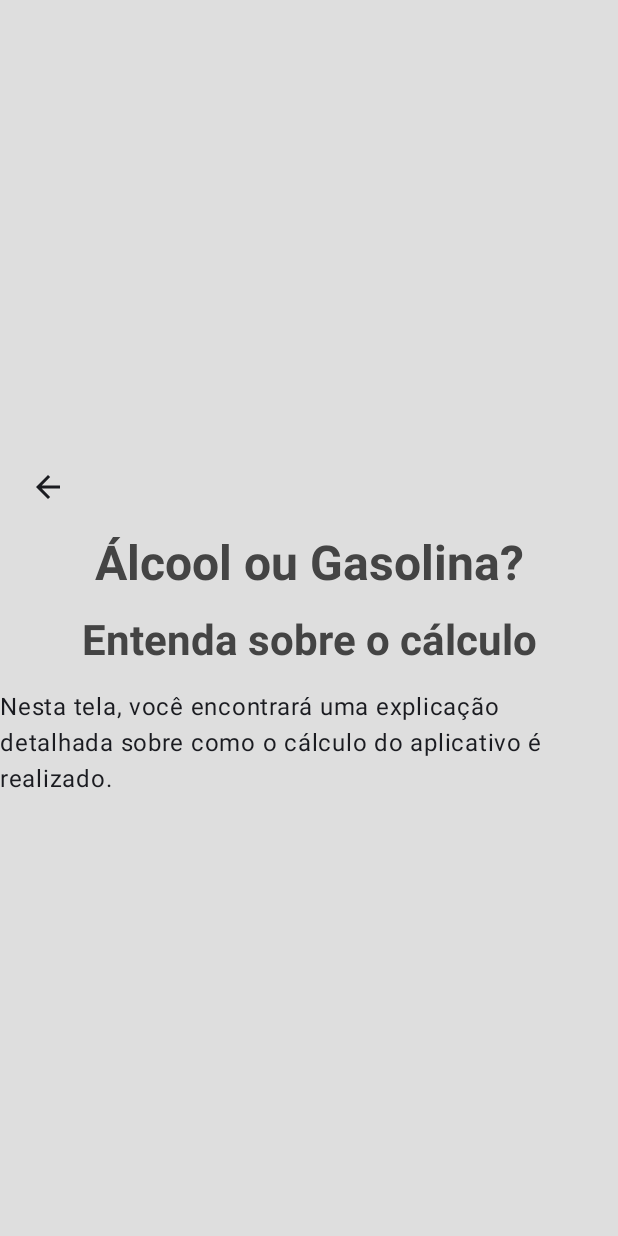
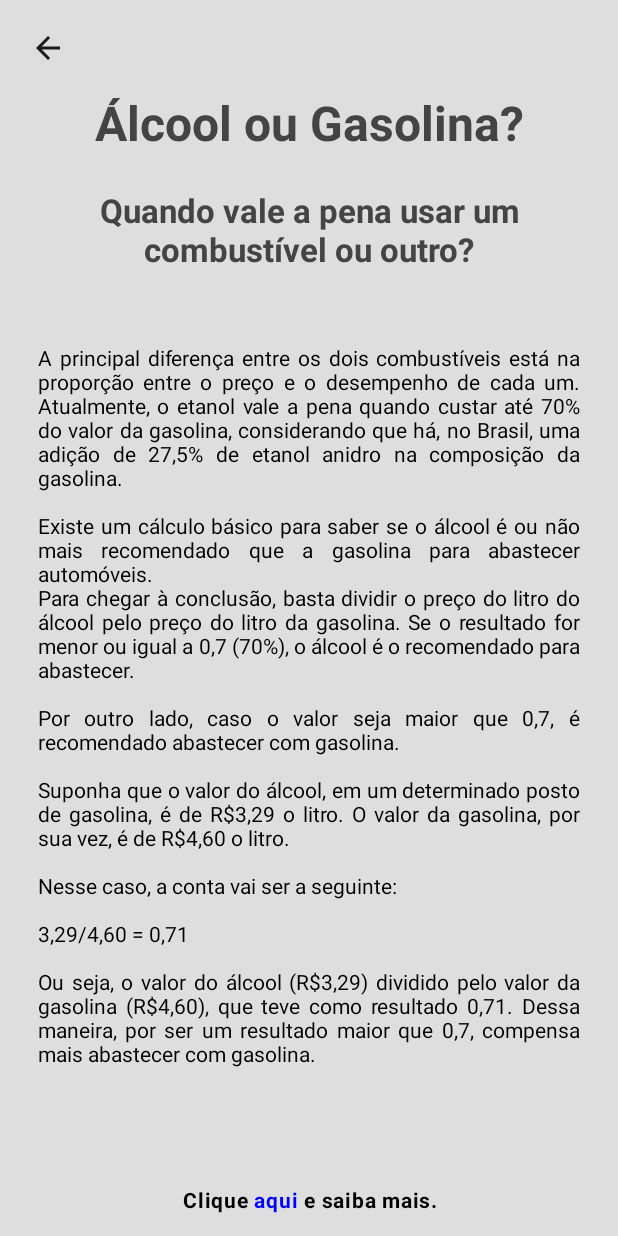
Before and after one commit to wgermanoribeiro/Alcool-ou-Gasolina, an Android app built with Jetpack Compose: the EntendaSobreOCalculoScreen screen opened through its navigation route, on a phone screen of 412 x 824 dp. Run offline under Robolectric (Android 15) with nearby library versions, the phone set to English and light mode, and no system bars.

Commit message:
- Configurada a tela EntendaSobreOCalculoScreen.kt, - Adicionado o verticalscroll na MainActivity.kt

```diff
--- a/app/src/main/java/br/com/germanoribeiro/alcoolougasolina/EntendaSobreOCalculoScreen.kt
+++ b/app/src/main/java/br/com/germanoribeiro/alcoolougasolina/EntendaSobreOCalculoScreen.kt
@@ -1,10 +1,13 @@
 package br.com.germanoribeiro.alcoolougasolina
 
 import androidx.compose.foundation.background
+import androidx.compose.foundation.clickable
 import androidx.compose.foundation.layout.Arrangement
 import androidx.compose.foundation.layout.Column
 import androidx.compose.foundation.layout.fillMaxSize
 import androidx.compose.foundation.layout.padding
+import androidx.compose.foundation.rememberScrollState
+import androidx.compose.foundation.verticalScroll
 import androidx.compose.material.icons.Icons
 import androidx.compose.material.icons.automirrored.filled.ArrowBack
 import androidx.compose.material3.Icon
@@ -14,19 +17,27 @@ import androidx.compose.runtime.Composable
 import androidx.compose.ui.Alignment
 import androidx.compose.ui.Modifier
 import androidx.compose.ui.graphics.Color
+import androidx.compose.ui.platform.LocalUriHandler
+import androidx.compose.ui.text.SpanStyle
 import androidx.compose.ui.text.TextStyle
+import androidx.compose.ui.text.buildAnnotatedString
 import androidx.compose.ui.text.font.FontWeight
+import androidx.compose.ui.text.style.TextAlign
+import androidx.compose.ui.text.withStyle
 import androidx.compose.ui.unit.dp
 import androidx.compose.ui.unit.sp
 import androidx.navigation.NavController
 
 @Composable
 fun EntendaSobreOCalculoScreen(navController: NavController) {
+	val scrollState = rememberScrollState()
+
 	Column(
 		Modifier
 			.background(color = Color(222, 222, 222, 255))
-			.fillMaxSize(),
-		verticalArrangement = Arrangement.Center,
+			.fillMaxSize()
+			.verticalScroll(scrollState),
+		//verticalArrangement = Arrangement.Center,
 		horizontalAlignment = Alignment.CenterHorizontally
 	){
 		IconButton(
@@ -55,17 +66,91 @@ fun EntendaSobreOCalculoScreen(navController: NavController) {
 			)
 
 			Text(
-				text = "Entenda sobre o cálculo",
+				text = "Quando vale a pena usar um combustível ou outro?",
 				style = TextStyle(
 					color = Color.DarkGray,
-					fontSize = 28.sp,
-					fontWeight = FontWeight.Bold
-				)
+					fontSize = 22.sp,
+					fontWeight = FontWeight.Bold,
+				),
+				modifier = Modifier
+					.padding(10.dp),
+				textAlign = TextAlign.Center
 			)
 
 			Text(
-				text = "Nesta tela, você encontrará uma explicação detalhada sobre como o cálculo do aplicativo é realizado."
+				text = "A principal diferença entre os dois combustíveis está na proporção entre o preço e o desempenho de cada um. Atualmente, o etanol vale a pena quando custar até 70% do valor da gasolina, considerando que há, no Brasil, uma adição de 27,5% de etanol anidro na composição da gasolina.\n" +
+						"\n" +
+						"Existe um cálculo básico para saber se o álcool é ou não mais recomendado que a gasolina para abastecer automóveis.\n" +
+						"Para chegar à conclusão, basta dividir o preço do litro do álcool pelo preço do litro da gasolina. Se o resultado for menor ou igual a 0,7 (70%), o álcool é o recomendado para abastecer.\n" +
+						"\n" +
+						"Por outro lado, caso o valor seja maior que 0,7, é recomendado abastecer com gasolina.\n" +
+						"\n" +
+						"Suponha que o valor do álcool, em um determinado posto de gasolina, é de R\$3,29 o litro. O valor da gasolina, por sua vez, é de R\$4,60 o litro.\n" +
+						"\n" +
+						"Nesse caso, a conta vai ser a seguinte:\n" +
+						"\n" +
+						"3,29/4,60 = 0,71\n" +
+						"\n" +
+						"Ou seja, o valor do álcool (R\$3,29) dividido pelo valor da gasolina (R\$4,60), que teve como resultado 0,71. Dessa maneira, por ser um resultado maior que 0,7, compensa mais abastecer com gasolina.\n",
 
+				style = TextStyle(
+					color = Color.Black,
+					fontSize = 14.sp,
+				),
+				textAlign = TextAlign.Justify,
+				modifier = Modifier
+					.padding(25.dp)
+					.align(alignment = Alignment.CenterHorizontally)
+
+			)
+
+			val annotatedText = buildAnnotatedString {
+				withStyle(
+					style = SpanStyle(
+						color = Color.Black,
+						fontSize = 14.sp,
+						fontWeight = FontWeight.Bold
+					)
+				) {
+					append("Clique ")
+				}
+
+				// Adicione um link clicável à palavra "aqui"
+				pushStringAnnotation(
+					tag = "link",
+					annotation = "https://meubolsoemdia.com.br/calculadora-alcool-gasolina"
+				)
+				withStyle(
+					style = SpanStyle(
+						color = Color.Blue,
+						fontSize = 14.sp,
+						fontWeight = FontWeight.Bold
+					)
+				) {
+					append("aqui")
+				}
+				pop()
+
+				withStyle(
+					style = SpanStyle(
+						color = Color.Black,
+						fontSize = 14.sp,
+						fontWeight = FontWeight.Bold
+					)
+				) {
+					append(" e saiba mais.")
+				}
+			}
+
+			val uriHandler = LocalUriHandler.current
+
+			Text(
+				text = annotatedText, // Use o AnnotatedString aqui
+				textAlign = TextAlign.Right,
+				modifier = Modifier
+					.padding(20.dp)
+					.align(alignment = Alignment.CenterHorizontally)
+					.clickable { uriHandler.openUri("https://meubolsoemdia.com.br/calculadora-alcool-gasolina") }
 			)
 
 		}
--- a/app/src/main/java/br/com/germanoribeiro/alcoolougasolina/MainActivity.kt
+++ b/app/src/main/java/br/com/germanoribeiro/alcoolougasolina/MainActivity.kt
@@ -14,9 +14,11 @@ import androidx.compose.foundation.layout.Column
 import androidx.compose.foundation.layout.fillMaxSize
 import androidx.compose.foundation.layout.padding
 import androidx.compose.foundation.layout.wrapContentSize
+import androidx.compose.foundation.rememberScrollState
 import androidx.compose.foundation.shape.CircleShape
 import androidx.compose.foundation.text.KeyboardActions
 import androidx.compose.foundation.text.KeyboardOptions
+import androidx.compose.foundation.verticalScroll
 import androidx.compose.material3.Button
 import androidx.compose.material3.DrawerValue
 import androidx.compose.material3.ExperimentalMaterial3Api
@@ -96,6 +98,7 @@ fun App() {
 	val keyboardController = LocalSoftwareKeyboardController.current
 	var textoResultado by remember { mutableStateOf("") } // Variável para o texto do resultado
 	val navController = rememberNavController()
+	val scrollState = rememberScrollState()
 
 	fun formatarValor(valor: String): String {
 		val numeros = valor.filter { it.isDigit() }.take(3) // Filtra apenas números e limita a 3
@@ -121,8 +124,7 @@ fun App() {
 						"Política de privacidade" -> {navController.navigate("politica_de_privacidade")}
 						"Compartilhe esse aplicativo" -> { /* Ação para a tela*/ }
 					}
-					// Fecha o menu após o clique
-					scope.launch { drawerState.close() }
+					scope.launch { drawerState.close() } // Fecha o menu após o clique
 				}
 			},
 
@@ -132,6 +134,7 @@ fun App() {
 					Modifier
 						.background(color = Color(222, 222, 222, 255))
 						.fillMaxSize()
+						.verticalScroll(scrollState)
 						.pointerInput(Unit) { // Substitua clickable por pointerInput
 							detectTapGestures(onTap = {
 								KeyboardUtils.FecharTeclado(keyboardController, focusManager)
@@ -303,16 +306,14 @@ fun App() {
 						}
 
 						Button(onClick = {
-							KeyboardUtils.FecharTeclado(keyboardController, focusManager)
-							// Reseta as variáveis de estado
+							KeyboardUtils.FecharTeclado(keyboardController, focusManager) // Reseta as variáveis de estado
 							valorAlcool = TextFieldValue("", TextRange(1))
 							valorGasolina = TextFieldValue("", TextRange(1))
 							mostrarErroAlcool = false
 							mostrarErroGasolina = false
 							mostrarResultado = false
 							ehGasolina = false
-							textoResultado = ""
-							// Limpa o foco dos campos de texto
+							textoResultado = "" // Limpa o foco dos campos de texto
 							focusManager.clearFocus()
 						}) {
 							Text("Novo Cálculo")
```
